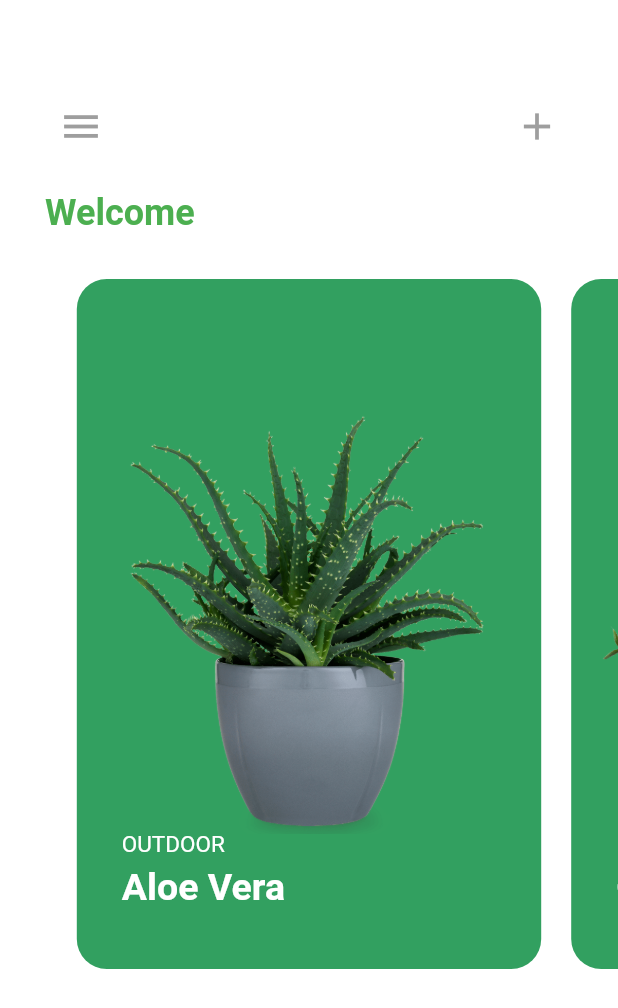
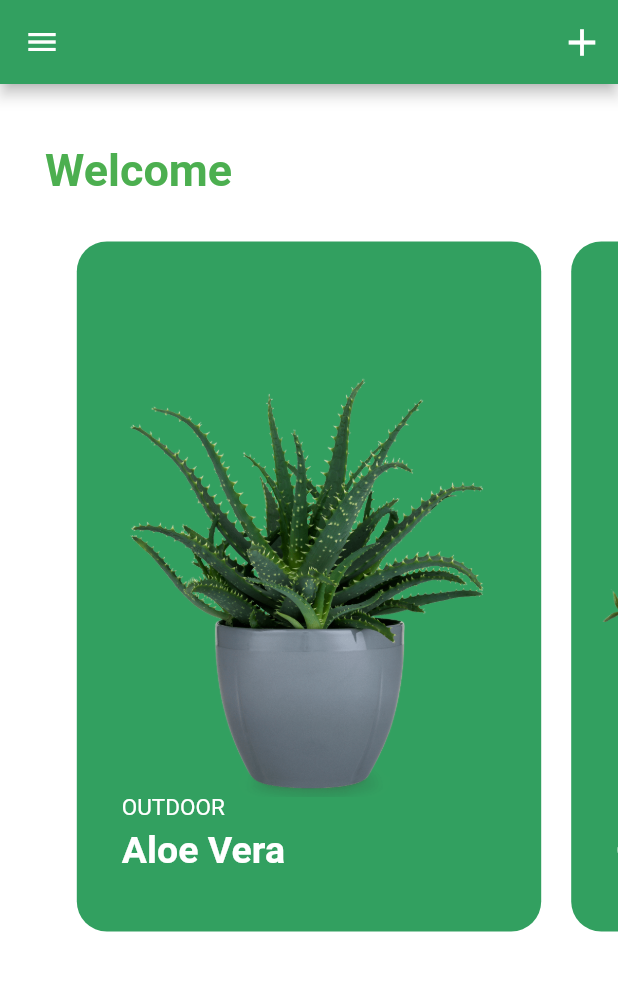
Before and after one commit to paola-machado/Ipot-app, a Flutter app: the screen it shows after launch, on a phone screen of 412 x 824 dp. Shown: the top 1008 px of the screen. Run offline on Flutter 3.47's test engine with Material 2 defaults, Android fonts, the phone set to English and light mode, and no system bars; our stand-ins replace firebase_core; missing offline and left inert: flappy_search_bar, loading_animations; accounts and stored records are empty.

Commit message:
added menu and fixed detail page ui

```diff
--- a/lib/screens/mainscreen.dart
+++ b/lib/screens/mainscreen.dart
@@ -108,27 +108,12 @@ class _MainScreenState extends State<MainScreen>
   Widget build(BuildContext context) {
     return Scaffold(
       backgroundColor: Colors.white,
-      body: AnnotatedRegion<SystemUiOverlayStyle>(
-        value: SystemUiOverlayStyle.dark,
-        child: ListView(
-          padding: EdgeInsets.symmetric(vertical: 60.0),
-          children: <Widget>[
-            Padding(
-              padding: EdgeInsets.symmetric(horizontal: 30.0),
-              child: Row(
-                mainAxisAlignment: MainAxisAlignment.spaceBetween,
-                children: <Widget>[
-                  IconButton(
-                    icon: Icon(Icons.menu,),
-                    color: Colors.grey,
-                    iconSize: 30.0,
-                    tooltip: 'Menu',
-                    onPressed: () {
-                    },
-                  ),
+      appBar: AppBar(
+        backgroundColor: Color(0xFF32A060),
+        actions: [
           IconButton(
             icon: Icon(Icons.add,),
-                    color: Colors.grey,
+            color: Colors.white,
             iconSize: 30.0,
             tooltip: 'Add new plant',
             onPressed: () {
@@ -140,15 +125,59 @@ class _MainScreenState extends State<MainScreen>
           ),
         ],
       ),
+      drawer: Drawer(
+        child: ListView(
+          padding: EdgeInsets.zero,
+          children: <Widget>[
+            DrawerHeader(
+              child: Text(
+                '',
+                style: TextStyle(color: Colors.white, fontSize: 25),
               ),
-            SizedBox(height: 20.0),
+              decoration: BoxDecoration(
+                  color: Color(0xFF32A060),
+                  image: DecorationImage(
+                      fit: BoxFit.fill,
+                      image: AssetImage('assets/images/menu.jpg'))),
+            ),
+            ListTile(
+              leading: Icon(Icons.verified_user),
+              title: Text('Profile'),
+              onTap: () => {Navigator.of(context).pop()},
+            ),
+            ListTile(
+              leading: Icon(Icons.settings),
+              title: Text('Settings'),
+              onTap: () => {Navigator.of(context).pop()},
+            ),
+            ListTile(
+              leading: Icon(Icons.border_color),
+              title: Text('Feedback'),
+              onTap: () => {Navigator.of(context).pop()},
+            ),
+            ListTile(
+              leading: Icon(Icons.exit_to_app),
+              title: Text('Logout'),
+              onTap: () => {Navigator.of(context).pop()},
+            ),
+          ],
+        ),
+      ),
+      body: AnnotatedRegion<SystemUiOverlayStyle>(
+        value: SystemUiOverlayStyle.dark,
+        child: ListView(
+          padding: EdgeInsets.symmetric(vertical: 40.0),
+          children: <Widget>[
+            Padding(
+              padding: EdgeInsets.symmetric(horizontal: 30.0),
+            ),
             Padding(
               padding: EdgeInsets.only(left: 30.0),
               child: Text(
                 'Welcome',
                 style: TextStyle(
                   color: Colors.green,
-                  fontSize: 24.0,
+                  fontSize: 30.0,
                   fontWeight: FontWeight.w600,
                 ),
               ),
--- a/pubspec.yaml
+++ b/pubspec.yaml
@@ -4,7 +4,7 @@ description: A plant manager.
 version: 1.0.0+1
 
 environment:
-  sdk: ">=2.1.0 <3.0.0"
+  sdk: ">=2.2.0 <3.0.0"
 
 dependencies:
   flutter:
```
Also changed, not shown: lib/screens/plantscreen.dart (+24 -19 lines), lib/screens/plantsearch.dart (+59 -33 lines), assets/images/menu.jpg (added), 1 other file. Lines whose indentation alone changed are shown as unchanged.
